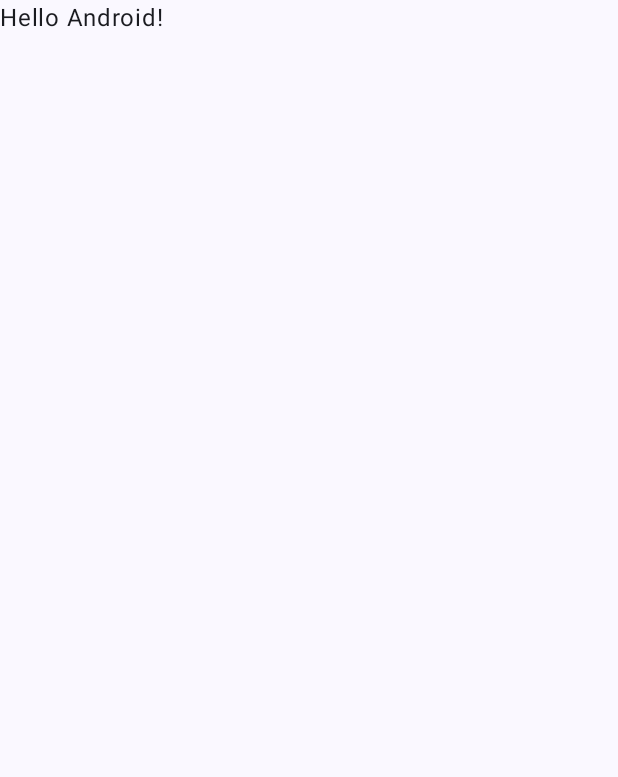
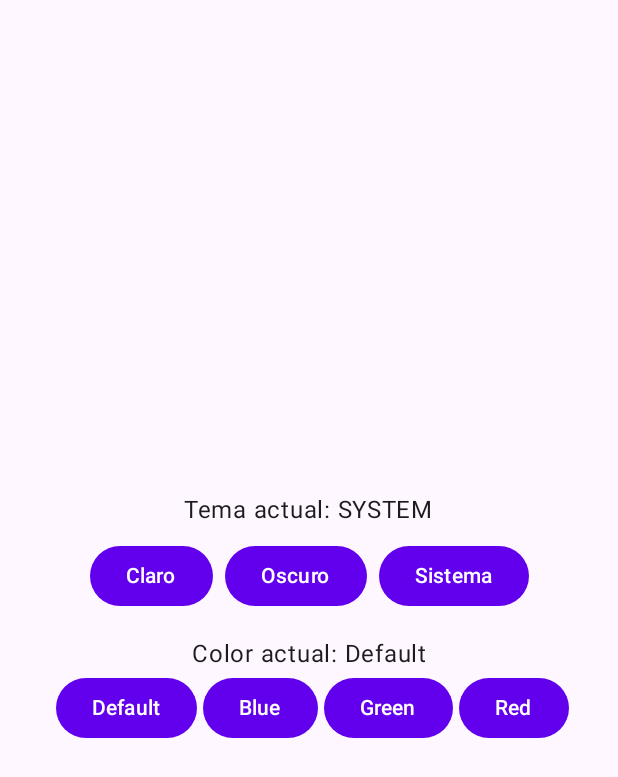
Before and after one commit to Kriss071/SIGVE-SistemaGestionVehiculosEmergencia, an Android app built with Jetpack Compose: the screen it shows after launch (MainActivity), on a phone screen of 412 x 824 dp. Before the commit the part shown is almost empty. Shown: the top 777 px of the screen. Run offline under Robolectric (Android 15) with nearby library versions, the phone set to English and light mode, and no system bars.

Commit message:
Se agrego actividad settings junto con su repositorio y viewmodel para controlar el tema claro y oscuro y cambiar de tema (colores)

```diff
--- a/mobile/app/build.gradle.kts
+++ b/mobile/app/build.gradle.kts
@@ -49,6 +49,10 @@ dependencies {
     implementation(libs.androidx.ui.graphics)
     implementation(libs.androidx.ui.tooling.preview)
     implementation(libs.androidx.material3)
+
+    // Datastore-preferences
+    implementation(libs.androidx.datastore.preferences)
+
     testImplementation(libs.junit)
     androidTestImplementation(libs.androidx.junit)
     androidTestImplementation(libs.androidx.espresso.core)
--- a/mobile/app/src/main/java/com/capstone/sigve/MainActivity.kt
+++ b/mobile/app/src/main/java/com/capstone/sigve/MainActivity.kt
@@ -1,47 +1,61 @@
 package com.capstone.sigve
 
+import android.annotation.SuppressLint
 import android.os.Bundle
 import androidx.activity.ComponentActivity
 import androidx.activity.compose.setContent
 import androidx.activity.enableEdgeToEdge
+import androidx.activity.viewModels
 import androidx.compose.foundation.layout.fillMaxSize
-import androidx.compose.foundation.layout.padding
 import androidx.compose.material3.Scaffold
-import androidx.compose.material3.Text
-import androidx.compose.runtime.Composable
+import androidx.compose.runtime.collectAsState
+import androidx.compose.runtime.getValue
+import androidx.compose.runtime.mutableStateOf
+import androidx.compose.runtime.remember
+import androidx.compose.runtime.setValue
 import androidx.compose.ui.Modifier
-import androidx.compose.ui.tooling.preview.Preview
+import androidx.lifecycle.ViewModel
+import androidx.lifecycle.ViewModelProvider
+import com.capstone.sigve.data.repository.SettingsRepository
+import com.capstone.sigve.domain.model.AppTheme
+import com.capstone.sigve.ui.settings.SettingsScreen
+import com.capstone.sigve.ui.settings.SettingsViewModel
 import com.capstone.sigve.ui.theme.SIGVETheme
 
 class MainActivity : ComponentActivity() {
+
+    private val settingsRepository by lazy { SettingsRepository(this) }
+
+    // FACTORY VIEW MODEL - SACAR DE AQUI CUANDO SE AGREGUE INYECCIÓN DE DEPENDENCIAS
+    private val settingsViewModel: SettingsViewModel by viewModels {
+        object : ViewModelProvider.Factory {
+            override fun <T : ViewModel> create(modelClass: Class<T>): T {
+                if (modelClass.isAssignableFrom(SettingsViewModel::class.java)) {
+                    @Suppress("UNCHECKED_CAST") return SettingsViewModel(settingsRepository) as T
+                }
+                throw IllegalArgumentException("Unknown ViewModel class")
+            }
+        }
+    }
+
+    // SACAR CUANDO SE USE INNERPADDING
+    @SuppressLint("UnusedMaterial3ScaffoldPaddingParameter")
     override fun onCreate(savedInstanceState: Bundle?) {
         super.onCreate(savedInstanceState)
         enableEdgeToEdge()
         setContent {
-            SIGVETheme {
+            val theme by settingsViewModel.theme.collectAsState()
+            val color by settingsViewModel.color.collectAsState()
+
+            SIGVETheme(
+                darkTheme = (theme == AppTheme.DARK),
+                appColor = color
+            ) {
                 Scaffold(modifier = Modifier.fillMaxSize()) { innerPadding ->
-                    Greeting(
-                        name = "Android",
-                        modifier = Modifier.padding(innerPadding)
-                    )
+                    SettingsScreen(viewModel = settingsViewModel)
                 }
             }
         }
     }
+
 }
-
-@Composable
-fun Greeting(name: String, modifier: Modifier = Modifier) {
-    Text(
-        text = "Hello $name!",
-        modifier = modifier
-    )
-}
-
-@Preview(showBackground = true)
-@Composable
-fun GreetingPreview() {
-    SIGVETheme {
-        Greeting("Android")
-    }
-}
--- /dev/null
+++ b/mobile/app/src/main/java/com/capstone/sigve/data/repository/SettingsRepository.kt
@@ -0,0 +1,44 @@
+package com.capstone.sigve.data.repository
+
+import android.content.Context
+import androidx.datastore.preferences.core.edit
+import androidx.datastore.preferences.core.stringPreferencesKey
+import androidx.datastore.preferences.preferencesDataStore
+import com.capstone.sigve.domain.model.AppColor
+import com.capstone.sigve.domain.model.AppTheme
+import kotlinx.coroutines.flow.Flow
+import kotlinx.coroutines.flow.map
+
+
+private val Context.datastore by preferencesDataStore("settings")
+
+class SettingsRepository(private val context: Context) {
+
+    private val THEME_KEY = stringPreferencesKey("app_theme")
+    private val COLOR_KEY = stringPreferencesKey("app_color")
+
+    val themeFlow: Flow<AppTheme> = context.datastore.data.map {
+        when (it[THEME_KEY]) {
+            "LIGHT" -> AppTheme.LIGHT
+            "DARK" -> AppTheme.DARK
+            else -> AppTheme.SYSTEM
+        }
+    }
+
+    val colorFlow: Flow<AppColor> = context.datastore.data.map {
+        when (it[COLOR_KEY]) {
+            "BLUE" -> AppColor.BLUE
+            "GREEN" -> AppColor.GREEN
+            "RED" -> AppColor.RED
+            else -> AppColor.DEFAULT
+        }
+    }
+
+    suspend fun setTheme(theme: AppTheme){
+        context.datastore.edit { it[THEME_KEY] = theme.name }
+    }
+
+    suspend fun setColor(color: AppColor){
+        context.datastore.edit { it[COLOR_KEY] = color.name}
+    }
+}
--- /dev/null
+++ b/mobile/app/src/main/java/com/capstone/sigve/domain/model/AppColor.kt
@@ -0,0 +1,8 @@
+package com.capstone.sigve.domain.model
+
+enum class AppColor(val displayName: String) {
+    DEFAULT("Default"),
+    BLUE("Blue"),
+    GREEN("Green"),
+    RED("Red")
+}
--- /dev/null
+++ b/mobile/app/src/main/java/com/capstone/sigve/domain/model/AppTheme.kt
@@ -0,0 +1,7 @@
+package com.capstone.sigve.domain.model
+
+enum class AppTheme {
+    LIGHT,
+    DARK,
+    SYSTEM
+}
--- /dev/null
+++ b/mobile/app/src/main/java/com/capstone/sigve/ui/settings/SettingsScreen.kt
@@ -0,0 +1,51 @@
+package com.capstone.sigve.ui.settings
+
+import androidx.compose.foundation.layout.Arrangement
+import androidx.compose.foundation.layout.Column
+import androidx.compose.foundation.layout.Row
+import androidx.compose.foundation.layout.Spacer
+import androidx.compose.foundation.layout.fillMaxSize
+import androidx.compose.foundation.layout.height
+import androidx.compose.foundation.layout.padding
+import androidx.compose.foundation.layout.width
+import androidx.compose.material3.Button
+import androidx.compose.material3.Text
+import androidx.compose.runtime.Composable
+import androidx.compose.runtime.collectAsState
+import androidx.compose.runtime.getValue
+import androidx.compose.ui.Alignment
+import androidx.compose.ui.Modifier
+import androidx.compose.ui.unit.dp
+import com.capstone.sigve.domain.model.AppColor
+import com.capstone.sigve.domain.model.AppTheme
+
+@Composable
+fun SettingsScreen(viewModel: SettingsViewModel) {
+    val theme by viewModel.theme.collectAsState()
+    val color by viewModel.color.collectAsState()
+
+    Column(
+        modifier = Modifier.fillMaxSize().padding(16.dp),
+        horizontalAlignment = Alignment.CenterHorizontally,
+        verticalArrangement = Arrangement.Center
+    ) {
+        Text("Tema actual: $theme")
+        Spacer(modifier = Modifier.height(8.dp))
+        Row {
+            Button(onClick = { viewModel.setTheme(AppTheme.LIGHT) }) { Text("Claro") }
+            Spacer(modifier = Modifier.width(8.dp))
+            Button(onClick = { viewModel.setTheme(AppTheme.DARK) }) { Text("Oscuro") }
+            Spacer(modifier = Modifier.width(8.dp))
+            Button(onClick = { viewModel.setTheme(AppTheme.SYSTEM) }) { Text("Sistema") }
+        }
+
+        Spacer(modifier = Modifier.height(16.dp))
+        Text("Color actual: ${color.displayName}")
+        Row {
+            AppColor.entries.forEach { c ->
+                Spacer(modifier = Modifier.width(4.dp))
+                Button(onClick = { viewModel.setColor(c) }) { Text(c.displayName) }
+            }
+        }
+    }
+}
--- /dev/null
+++ b/mobile/app/src/main/java/com/capstone/sigve/ui/settings/SettingsViewModel.kt
@@ -0,0 +1,35 @@
+package com.capstone.sigve.ui.settings
+
+import androidx.lifecycle.ViewModel
+import androidx.lifecycle.viewModelScope
+import com.capstone.sigve.data.repository.SettingsRepository
+import com.capstone.sigve.domain.model.AppColor
+import com.capstone.sigve.domain.model.AppTheme
+import kotlinx.coroutines.flow.SharingStarted
+import kotlinx.coroutines.flow.StateFlow
+import kotlinx.coroutines.flow.stateIn
+import kotlinx.coroutines.launch
+
+class SettingsViewModel(private val settingsRepo: SettingsRepository): ViewModel() {
+
+    val theme: StateFlow<AppTheme> = settingsRepo.themeFlow.stateIn(
+        viewModelScope,
+        SharingStarted.Eagerly,
+        AppTheme.SYSTEM
+    )
+
+    val color: StateFlow<AppColor> = settingsRepo.colorFlow.stateIn(
+        viewModelScope,
+        SharingStarted.Eagerly,
+        AppColor.DEFAULT
+    )
+
+    fun setTheme(theme: AppTheme){
+        viewModelScope.launch { settingsRepo.setTheme(theme) }
+    }
+
+    fun setColor(color: AppColor){
+        viewModelScope.launch { settingsRepo.setColor(color) }
+    }
+
+}
--- a/mobile/app/src/main/java/com/capstone/sigve/ui/theme/Theme.kt
+++ b/mobile/app/src/main/java/com/capstone/sigve/ui/theme/Theme.kt
@@ -9,7 +9,9 @@ import androidx.compose.material3.dynamicDarkColorScheme
 import androidx.compose.material3.dynamicLightColorScheme
 import androidx.compose.material3.lightColorScheme
 import androidx.compose.runtime.Composable
+import androidx.compose.ui.graphics.Color
 import androidx.compose.ui.platform.LocalContext
+import com.capstone.sigve.domain.model.AppColor
 
 private val DarkColorScheme = darkColorScheme(
     primary = Purple80,
@@ -33,21 +35,43 @@ private val LightColorScheme = lightColorScheme(
     */
 )
 
+private val LightDefaultColors = lightColorScheme(
+    primary = Color(0xFF6200EE),
+    secondary = Color(0xFF03DAC6),
+    tertiary = Color(0xFFBB86FC)
+)
+
+private val DarkDefaultColors = darkColorScheme(
+    primary = Color(0xFFBB86FC),
+    secondary = Color(0xFF03DAC6),
+    tertiary = Color(0xFF6200EE)
+)
+
+private val LightBlueColors = lightColorScheme(
+    primary = Color(0xFF0D47A1),
+    secondary = Color(0xFF1976D2),
+    tertiary = Color(0xFF64B5F6)
+)
+
+private val DarkBlueColors = darkColorScheme(
+    primary = Color(0xFF0D47A1),
+    secondary = Color(0xFF1976D2),
+    tertiary = Color(0xFF64B5F6)
+)
+
 @Composable
 fun SIGVETheme(
-    darkTheme: Boolean = isSystemInDarkTheme(),
-    // Dynamic color is available on Android 12+
+    darkTheme: Boolean,
     dynamicColor: Boolean = true,
+    appColor: AppColor,
     content: @Composable () -> Unit
 ) {
-    val colorScheme = when {
-        dynamicColor && Build.VERSION.SDK_INT >= Build.VERSION_CODES.S -> {
-            val context = LocalContext.current
-            if (darkTheme) dynamicDarkColorScheme(context) else dynamicLightColorScheme(context)
-        }
 
-        darkTheme -> DarkColorScheme
-        else -> LightColorScheme
+    val colorScheme = when (appColor) {
+        AppColor.DEFAULT -> if (darkTheme) DarkDefaultColors else LightDefaultColors
+        AppColor.BLUE -> if (darkTheme) DarkBlueColors else LightBlueColors
+        AppColor.GREEN -> if (darkTheme) darkColorScheme(primary = Color(0xFF2E7D32)) else lightColorScheme(primary = Color(0xFF4CAF50))
+        AppColor.RED -> if (darkTheme) darkColorScheme(primary = Color(0xFFC62828)) else lightColorScheme(primary = Color(0xFFF44336))
     }
 
     MaterialTheme(
--- a/mobile/gradle/libs.versions.toml
+++ b/mobile/gradle/libs.versions.toml
@@ -8,6 +8,9 @@ espressoCore = "3.6.1"
 lifecycleRuntimeKtx = "2.9.1"
 activityCompose = "1.10.1"
 composeBom = "2024.04.01"
+
+# Datastore-preferences
+datastore-preferences = "1.1.7"
 
 [libraries]
 androidx-core-ktx = { group = "androidx.core", name = "core-ktx", version.ref = "coreKtx" }
@@ -25,6 +28,9 @@ androidx-ui-test-manifest = { group = "androidx.compose.ui", name = "ui-test-man
 androidx-ui-test-junit4 = { group = "androidx.compose.ui", name = "ui-test-junit4" }
 androidx-material3 = { group = "androidx.compose.material3", name = "material3" }
 
+# Datastore-preferences
+androidx-datastore-preferences = { group = "androidx.datastore", name = "datastore-preferences", version.ref = "datastore-preferences" }
+
 [plugins]
 android-application = { id = "com.android.application", version.ref = "agp" }
 kotlin-android = { id = "org.jetbrains.kotlin.android", version.ref = "kotlin" }
```
Also changed, not shown: 1 other file.
